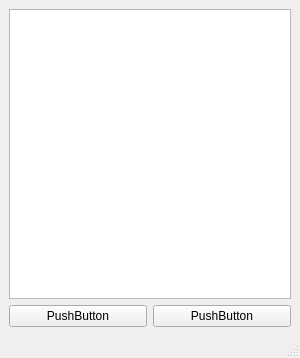
Qt form Decoupling_PythonCode_From_UiCode/MainWindow.ui (TaylorHoll/Python_Projects) before a commit.
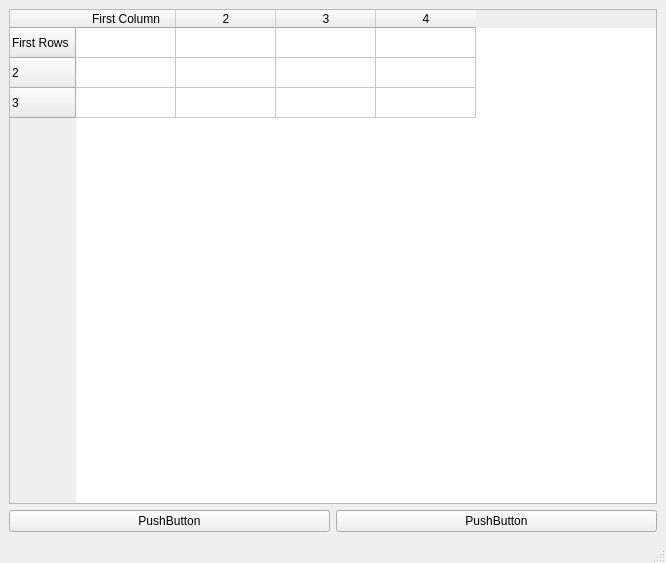
The same form after that commit.

What changed in the file:
```diff
--- a/Decoupling_PythonCode_From_UiCode/MainWindow.ui
+++ b/Decoupling_PythonCode_From_UiCode/MainWindow.ui
@@ -6,8 +6,8 @@
    <rect>
     <x>0</x>
     <y>0</y>
-    <width>300</width>
-    <height>358</height>
+    <width>666</width>
+    <height>563</height>
    </rect>
   </property>
   <property name="windowTitle">
@@ -16,7 +16,29 @@
   <widget class="QWidget" name="centralwidget">
    <layout class="QVBoxLayout" name="verticalLayout">
     <item>
-     <widget class="QTableWidget" name="tableWidget"/>
+     <widget class="QTableWidget" name="tableWidget">
+      <property name="rowCount">
+       <number>3</number>
+      </property>
+      <property name="columnCount">
+       <number>4</number>
+      </property>
+      <row>
+       <property name="text">
+        <string>First Rows</string>
+       </property>
+      </row>
+      <row/>
+      <row/>
+      <column>
+       <property name="text">
+        <string>First Column</string>
+       </property>
+      </column>
+      <column/>
+      <column/>
+      <column/>
+     </widget>
     </item>
     <item>
      <layout class="QHBoxLayout" name="horizontalLayout">
```
Left out of the diff: 2 changed lines with no effect on the pictures.
